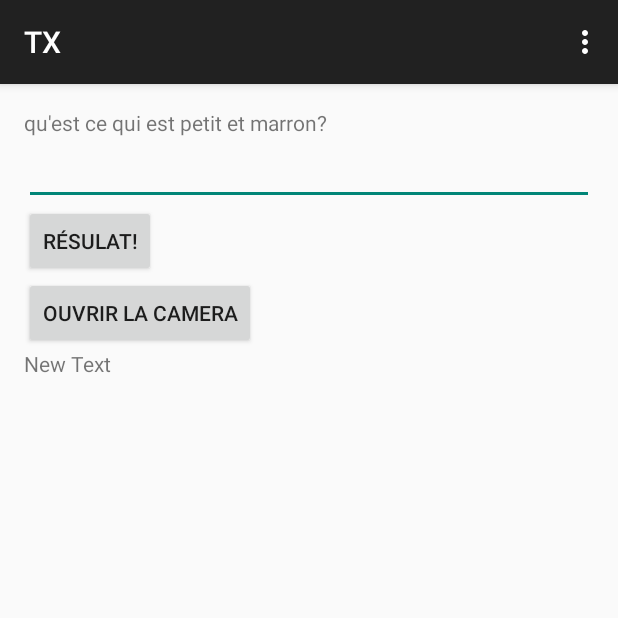
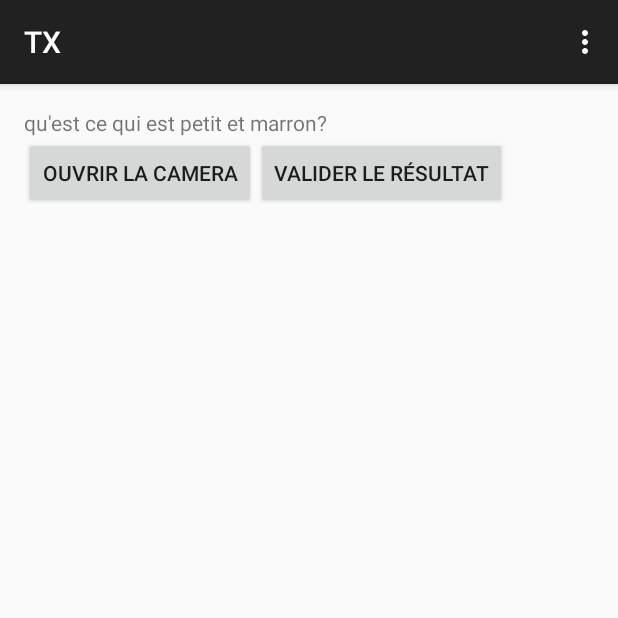
Before and after one commit to TonyMalghem/TX_ocr, an Android app: the Activity_JSON screen opened directly, with no data from a screen before it, on a phone screen of 412 x 824 dp, the top half of it. Run offline under Robolectric (Android 15) with nearby library versions, the phone set to English and light mode, and no system bars; libraries missing offline, so code that uses them is left out: com.googlecode.tesseract.

Commit message:
gestion fin de partie et intégration du resultat ocr

```diff
--- a/app/src/main/AndroidManifest.xml
+++ b/app/src/main/AndroidManifest.xml
@@ -75,6 +75,10 @@
             android:name=".ChangerLetter.choix_phrase"
             android:label="@string/title_activity_choix_phrase" >
         </activity>
+        <activity
+            android:name=".LostLetter.fin"
+            android:label="@string/title_activity_fin" >
+        </activity>
     </application>
 
 </manifest>
--- a/app/src/main/java/com/projet/tony/tx/LostLetter/Activity_JSON.java
+++ b/app/src/main/java/com/projet/tony/tx/LostLetter/Activity_JSON.java
@@ -1,7 +1,6 @@
 package com.projet.tony.tx.LostLetter;
 
 import android.app.Activity;
-import android.content.Context;
 import android.content.Intent;
 import android.content.res.AssetManager;
 import android.graphics.Color;
@@ -15,7 +14,6 @@ import android.view.MenuItem;
 import android.util.Log;
 import android.view.View;
 import android.widget.Button;
-import android.widget.EditText;
 import android.widget.RelativeLayout;
 import android.widget.TextView;
 import android.widget.Toast;
@@ -26,7 +24,6 @@ import org.json.JSONObject;
 
 import java.io.BufferedOutputStream;
 import java.io.BufferedReader;
-import java.io.ByteArrayOutputStream;
 import java.io.File;
 import java.io.FileNotFoundException;
 import java.io.FileOutputStream;
@@ -35,7 +32,6 @@ import java.io.IOException;
 import java.io.InputStream;
 import java.io.InputStreamReader;
 import java.io.OutputStream;
-import java.nio.ByteBuffer;
 import java.text.SimpleDateFormat;
 import java.util.Date;
 
@@ -70,7 +66,6 @@ public class Activity_JSON extends ActionBarActivity {
 
         //fichier du jeu
         fichier= MyProperties.getInstance().jeu;
-        Log.d("fichier : ",fichier);
         parser = getJSONObject_jeu(fichier);
 
         // création du fichier save en cas de premiere fois
@@ -87,21 +82,25 @@ public class Activity_JSON extends ActionBarActivity {
 
         check_save();
         creer_save();
+        Log.d("ID load : ",Integer.toString(Id_Question));
 
         if(get_question(Id_Question,fichier)!="") {
-            question = (TextView) relativeLayout.findViewById(R.id.textView);
+            question = (TextView) relativeLayout.findViewById(R.id.titre);
             question.setText(get_question(Id_Question,fichier));
         }
         else
         {
-            question = (TextView) relativeLayout.findViewById(R.id.textView);
+            question = (TextView) relativeLayout.findViewById(R.id.titre);
             question.setText("Plus de question !");
+
+            Intent intent = new Intent(Activity_JSON.this, fin.class);
+            startActivity(intent);
         }
 
 
 
 
-        question = (TextView) relativeLayout.findViewById(R.id.textView);
+        question = (TextView) relativeLayout.findViewById(R.id.titre);
         question.setText(get_question(Id_Question,fichier));
 
 
@@ -110,8 +109,10 @@ public class Activity_JSON extends ActionBarActivity {
             public void onClick(View v) {
                 // Perform action on click
 
-                EditText editText = (EditText) relativeLayout.findViewById(R.id.editText);
+                TextView editText = (TextView) relativeLayout.findViewById(R.id.field);
                 String rep=editText.getText().toString();
+                if(rep.compareTo("")!=0)
+                {
                     if(res(parser,rep,Id_Question,fichier)) Toast.makeText(getApplicationContext(),"Bonne réponse!",Toast.LENGTH_LONG).show();
                     else Toast.makeText(getApplicationContext(),"Mauvaise réponse!",Toast.LENGTH_LONG).show();
                     editText.setText("");
@@ -119,14 +120,21 @@ public class Activity_JSON extends ActionBarActivity {
                     changer_question();
 
                     if(get_question(Id_Question,fichier)!="") {
-                    question = (TextView) relativeLayout.findViewById(R.id.textView);
+                        question = (TextView) relativeLayout.findViewById(R.id.titre);
                         question.setText(get_question(Id_Question,fichier));
                     }
                     else
                     {
-                    question = (TextView) relativeLayout.findViewById(R.id.textView);
+                        question = (TextView) relativeLayout.findViewById(R.id.titre);
                         question.setText("Plus de question !");
+
+                        Intent intent = new Intent(Activity_JSON.this, fin.class);
+                        startActivity(intent);
                     }
+                }
+                else Toast.makeText(getApplicationContext(),"Pas de réponse !",Toast.LENGTH_LONG).show();
+
+
             }
 
         });
@@ -214,7 +222,7 @@ public class Activity_JSON extends ActionBarActivity {
 
                 try {
                     base.put("enigme", enigmes);
-                    base.put("id_max",0);
+                    base.put("id_max",1);
                 } catch (JSONException e) {
                     e.printStackTrace();
                 }
@@ -486,7 +494,16 @@ public class Activity_JSON extends ActionBarActivity {
             JSONArray reponses = ret.getJSONArray("reponse");
             for (int j = 0; j < reponses.length(); j++) {
                 Log.d("JSON", "reponse " + j + " : " + reponses.get(j));
-                if(rep.compareTo((reponses.get(j).toString()))==0) return true;
+                // comparaison avec la réponse
+                String rep_json=reponses.get(j).toString();
+                int taille_rep=rep_json.length();
+                // comparaison de tout les chars
+                for(int k=0;k<rep.length()-taille_rep;k++)
+                {
+                    String rep_acomp=rep.substring(k,k+taille_rep);
+                    if(rep_acomp.compareTo(rep_json)==0) return true;
+                }
+
             }
 
         } catch (JSONException e) {
--- a/app/src/main/res/layout/activity_activity__json.xml
+++ b/app/src/main/res/layout/activity_activity__json.xml
@@ -9,8 +9,13 @@
     tools:context=".Activity_JSON"
     android:id="@+id/rl">
 
+    <LinearLayout
+        android:orientation="vertical"
+        android:layout_width="fill_parent"
+        android:layout_height="fill_parent">
+
         <TextView
-        android:id="@+id/textView"
+            android:id="@+id/titre"
             android:text="@string/hello_world"
             android:layout_alignParentTop="true"
             android:layout_alignParentStart="true"
@@ -18,21 +23,13 @@
             android:layout_width="wrap_content"
             android:layout_height="wrap_content" />
 
-    <Button
-        android:id="@+id/button"
-        android:layout_below="@+id/editText"
-        android:layout_width="wrap_content"
-        android:layout_height="wrap_content"
-        android:text="@string/result_question" />
+        <TableLayout
+            android:layout_width="fill_parent"
+            android:layout_height="wrap_content">
 
-    <EditText
-        android:id="@+id/editText"
+            <TableRow
                 android:layout_width="fill_parent"
-        android:layout_height="wrap_content"
-        android:layout_alignParentLeft="true"
-        android:layout_alignParentStart="true"
-        android:layout_below="@+id/textView"
-        android:inputType="text"/>
+                android:layout_height="fill_parent">
 
                 <Button
                     android:layout_below="@+id/button"
@@ -42,10 +39,20 @@
                     android:text="@string/ouvrir_camera"
                     android:onClick="openCamera"/>
 
+                <Button
+                    android:id="@+id/button"
+                    android:layout_below="@+id/editText"
+                    android:layout_width="wrap_content"
+                    android:layout_height="wrap_content"
+                    android:text="Valider le résultat"
+                    android:layout_column="2" />
+
+            </TableRow>
+        </TableLayout>
+
         <TextView
             android:layout_width="wrap_content"
             android:layout_height="wrap_content"
-        android:text="New Text"
             android:id="@+id/field"
             android:layout_alignParentStart="true"
             android:layout_below="@+id/go_camera" />
@@ -56,5 +63,6 @@
             android:id="@+id/image"
             android:layout_alignParentStart="true"
             android:layout_alignParentBottom="true" />
+    </LinearLayout>
 
 </RelativeLayout>
--- a/app/src/main/res/layout/activity_choix_phrase.xml
+++ b/app/src/main/res/layout/activity_choix_phrase.xml
@@ -12,7 +12,7 @@
         android:layout_width="fill_parent"
         android:layout_height="fill_parent"
         android:layout_centerHorizontal="true"
-        android:layout_alignTop="@+id/textView">
+        android:layout_alignTop="@+id/titre">
 
         <TableRow
             android:layout_width="fill_parent"
--- a/app/src/main/res/layout/activity_my_activity2.xml
+++ b/app/src/main/res/layout/activity_my_activity2.xml
@@ -27,7 +27,7 @@
             android:layout_width="wrap_content"
             android:layout_height="wrap_content"
             android:textColor="#00f100"
-            android:id="@+id/textView"
+            android:id="@+id/titre"
             android:layout_alignParentTop="true"
             android:layout_alignParentRight="true"
             android:layout_alignParentEnd="true"
--- a/app/src/main/res/values/strings.xml
+++ b/app/src/main/res/values/strings.xml
@@ -20,5 +20,6 @@
     <string name="title_activity_main_page">Main_page</string>
     <string name="title_activity_choix_histoire">choix_histoire</string>
     <string name="title_activity_choix_phrase">choix_phrase</string>
+    <string name="title_activity_fin">fin</string>
 
 </resources>
```
Also changed, not shown: app/src/main/java/com/projet/tony/tx/LostLetter/fin.java (added, +63 -0 lines), app/src/main/res/layout/activity_fin.xml (added, +25 -0 lines), app/src/main/res/menu/fin.xml (added, +8 -0 lines). Lines whose indentation alone changed are shown as unchanged.
